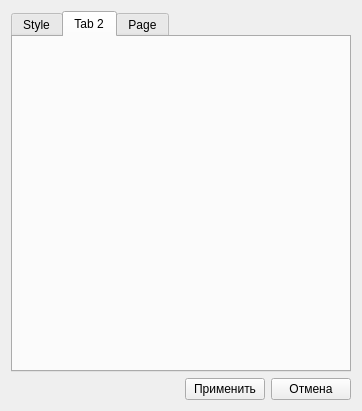
This is appData/settings.ui in nikitka-lyceum/Editor as Qt 5 draws it before an edit. The edited form follows.
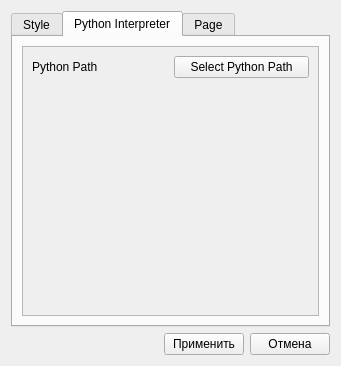
This is the edited form. The open tabs and pages were chosen to show the change.

```diff
--- a/appData/settings.ui
+++ b/appData/settings.ui
@@ -9,8 +9,8 @@
    <rect>
     <x>0</x>
     <y>0</y>
-    <width>362</width>
-    <height>411</height>
+    <width>341</width>
+    <height>366</height>
    </rect>
   </property>
   <property name="windowTitle">
@@ -22,6 +22,9 @@
      <property name="tabPosition">
       <enum>QTabWidget::North</enum>
      </property>
+     <property name="tabShape">
+      <enum>QTabWidget::Rounded</enum>
+     </property>
      <property name="currentIndex">
       <number>0</number>
      </property>
@@ -103,8 +106,60 @@
      </widget>
      <widget class="QWidget" name="tab_2">
       <attribute name="title">
-       <string>Tab 2</string>
+       <string>Python Interpreter</string>
       </attribute>
+      <layout class="QVBoxLayout" name="verticalLayout_3">
+       <item>
+        <widget class="QScrollArea" name="scrollArea_2">
+         <property name="widgetResizable">
+          <bool>true</bool>
+         </property>
+         <widget class="QWidget" name="scrollAreaWidgetContents_2">
+          <property name="geometry">
+           <rect>
+            <x>0</x>
+            <y>0</y>
+            <width>297</width>
+            <height>271</height>
+           </rect>
+          </property>
+          <layout class="QVBoxLayout" name="verticalLayout_5">
+           <item>
+            <layout class="QHBoxLayout" name="horizontalLayout_4">
+             <item>
+              <widget class="QLabel" name="label_3">
+               <property name="text">
+                <string>Python Path</string>
+               </property>
+              </widget>
+             </item>
+             <item>
+              <widget class="QPushButton" name="pythonPath">
+               <property name="text">
+                <string>Select Python Path</string>
+               </property>
+              </widget>
+             </item>
+            </layout>
+           </item>
+           <item>
+            <spacer name="verticalSpacer_2">
+             <property name="orientation">
+              <enum>Qt::Vertical</enum>
+             </property>
+             <property name="sizeHint" stdset="0">
+              <size>
+               <width>20</width>
+               <height>40</height>
+              </size>
+             </property>
+            </spacer>
+           </item>
+          </layout>
+         </widget>
+        </widget>
+       </item>
+      </layout>
      </widget>
      <widget class="QWidget" name="tab_3">
       <attribute name="title">
```
Left out of the diff: 51 changed lines with no effect on the pictures. Lines whose indentation alone changed are shown as unchanged.
